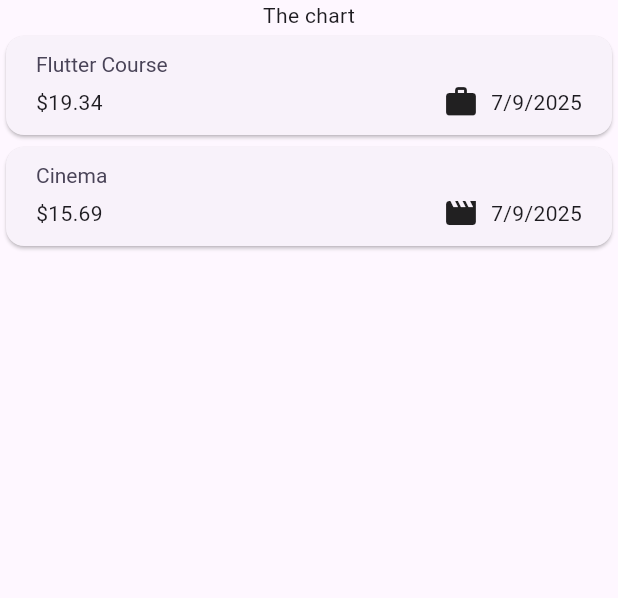
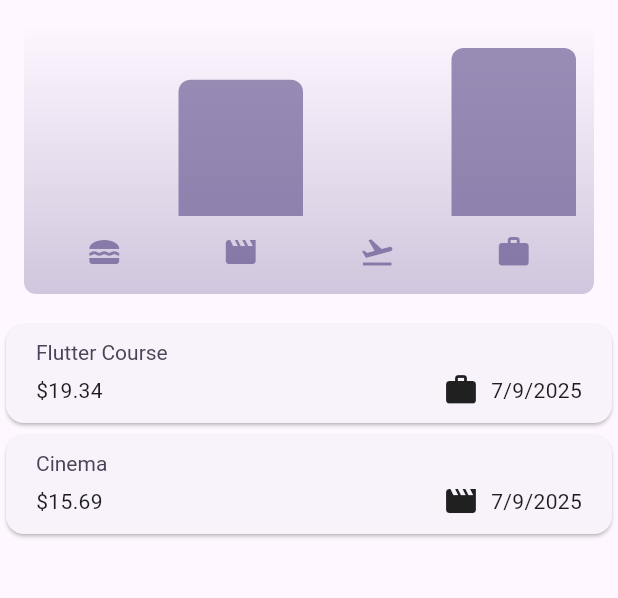
Before and after one commit to Gaslandie/expense_tracker_flutter, a Flutter app: the screen it shows after launch, on a phone screen of 412 x 824 dp, the part 84-682 px from its top. Run offline on Flutter 3.47's test engine with Material 3 defaults, Android fonts, the phone set to English and light mode, and no system bars.

Commit message:
ajout chart bar pour nos depenses

```diff
--- a/lib/widgets/expenses.dart
+++ b/lib/widgets/expenses.dart
@@ -1,3 +1,4 @@
+import 'package:expense_tracker/widgets/chart/chart.dart';
 import 'package:expense_tracker/widgets/expenses_list/expenses_list.dart';
 import 'package:expense_tracker/models/expense.dart';
 import 'package:expense_tracker/widgets/new_expense.dart';
@@ -91,7 +92,7 @@ class _ExpensesState extends State<Expenses> {
       ),
       body: Column(
         children: [
-          Text('The chart'),
+          Chart(expenses: _registeredExpenses),
           Expanded(child: mainContent),
         ],
       ),
```
